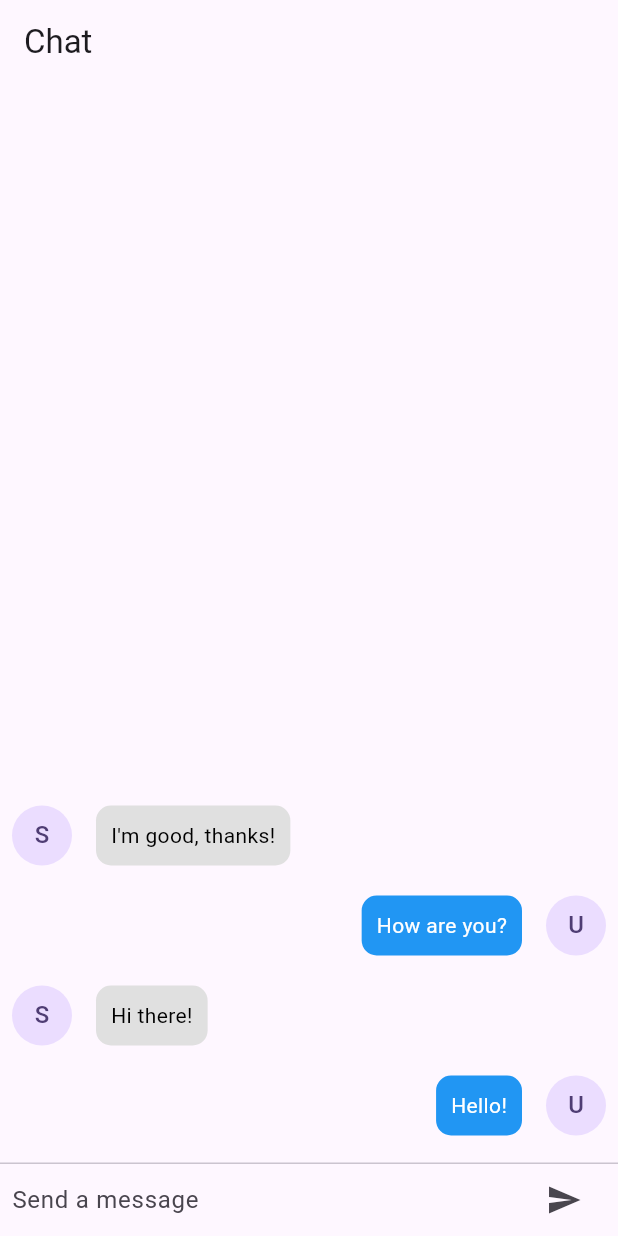
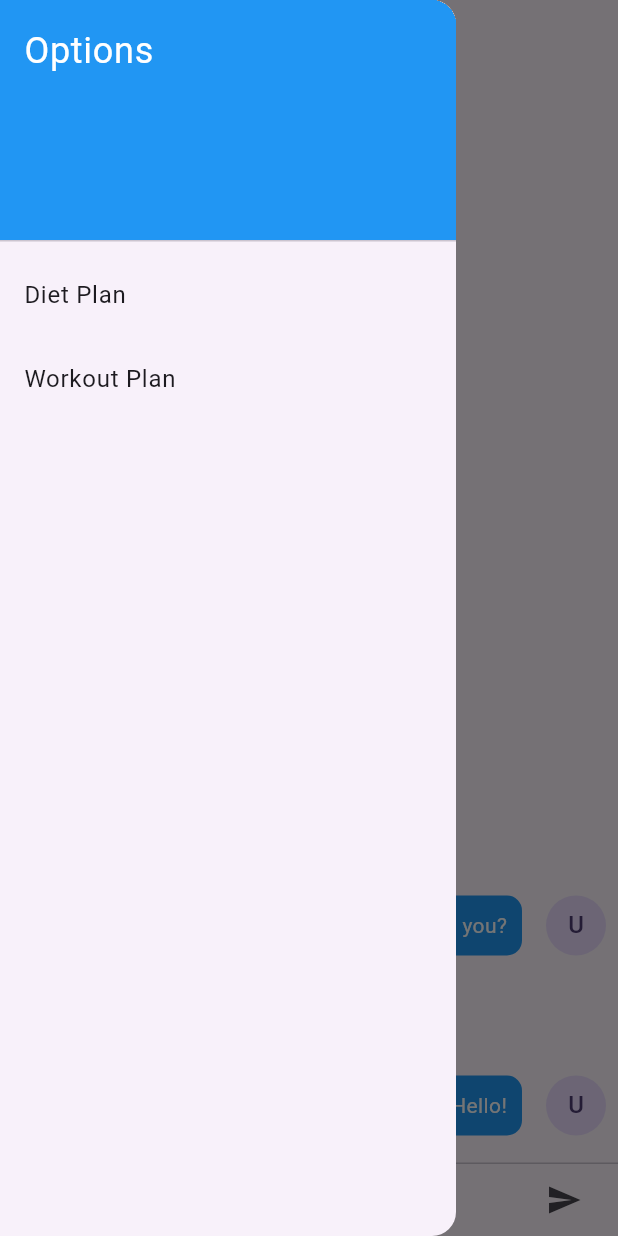
Before and after one commit to Renu0712/virtual-nutrionist-app, a Flutter app: the ChatScreen screen opened directly, with the side drawer open (before the commit the screen has no drawer), on a phone screen of 412 x 824 dp. Run offline on Flutter 3.47's test engine with Material 3 defaults, Android fonts, the phone set to English and light mode, and no system bars.

```diff
--- a/lib/screens/chat_screen.dart
+++ b/lib/screens/chat_screen.dart
@@ -1,3 +1,6 @@
+// Suggested code may be subject to a license. Learn more: ~LicenseLog:1328099250.
+// Suggested code may be subject to a license. Learn more: ~LicenseLog:2872592354.
+// Suggested code may be subject to a license. Learn more: ~LicenseLog:2596247805.
 // Suggested code may be subject to a license. Learn more: ~LicenseLog:332226529.
 // Suggested code may be subject to a license. Learn more: ~LicenseLog:3939809719.
 // Suggested code may be subject to a license. Learn more: ~LicenseLog:3750218317.
@@ -15,6 +18,7 @@
 // Suggested code may be subject to a license. Learn more: ~LicenseLog:1453192911.
 
 import 'package:flutter/material.dart';
+
 
 class ChatScreen extends StatefulWidget {
   const ChatScreen({Key? key}) : super(key: key);
@@ -69,7 +73,38 @@ class _ChatScreenState extends State<ChatScreen> {
   @override
   Widget build(BuildContext context) {
     return Scaffold(
-      appBar: AppBar(title: const Text('Chat')),
+      appBar: AppBar(title: const Text('Chat'),
+       ),
+        drawer: Drawer(
+          child: ListView(
+            padding: EdgeInsets.zero,
+            children: <Widget>[
+              const DrawerHeader(
+                decoration: BoxDecoration(
+                  color: Colors.blue,
+                ),
+                child: Text(
+                  'Options',
+                  style: TextStyle(
+                    color: Colors.white,
+                    fontSize: 24,
+                  ),
+                ),
+              ),
+              ListTile(
+                title: const Text('Diet Plan'),
+                onTap: () {
+                  // Navigator.push(context, MaterialPageRoute(builder: (context) => const DietPlanScreen()));
+                },
+              ),
+              ListTile(
+                title: const Text('Workout Plan'),
+                onTap: () {
+                  // Navigator.push(context, MaterialPageRoute(builder: (context) => const WorkoutPlanScreen()));
+                },
+              ),
+            ],
+          )),
       body: Column(
         children: <Widget>[
           Flexible(
```
